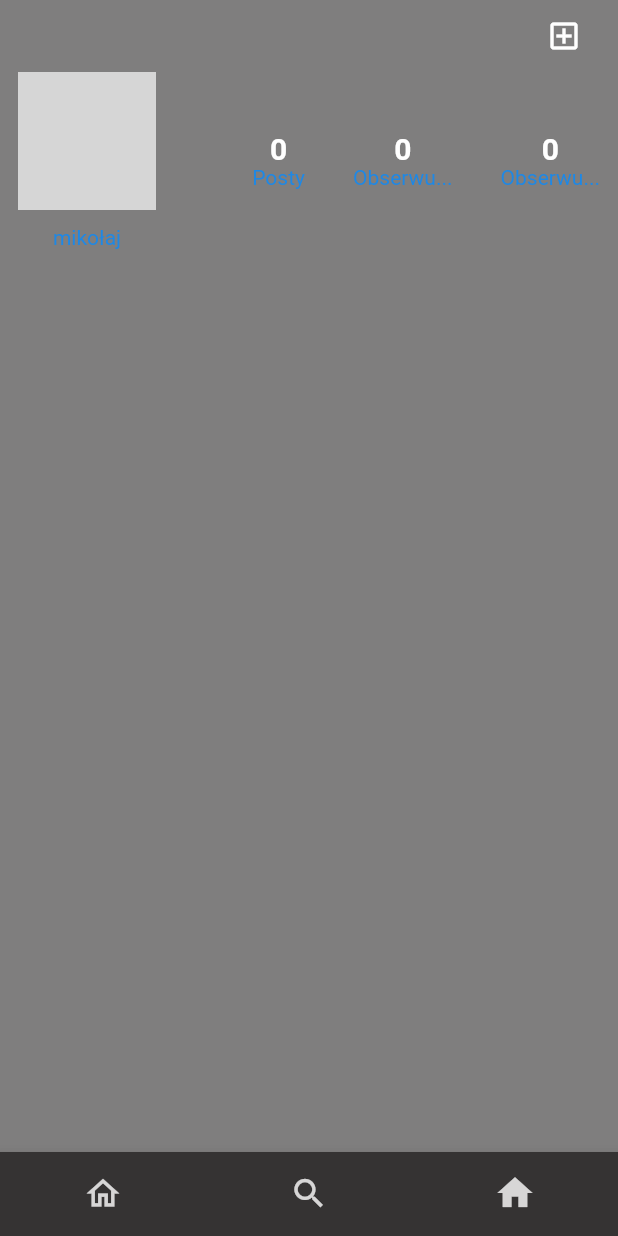
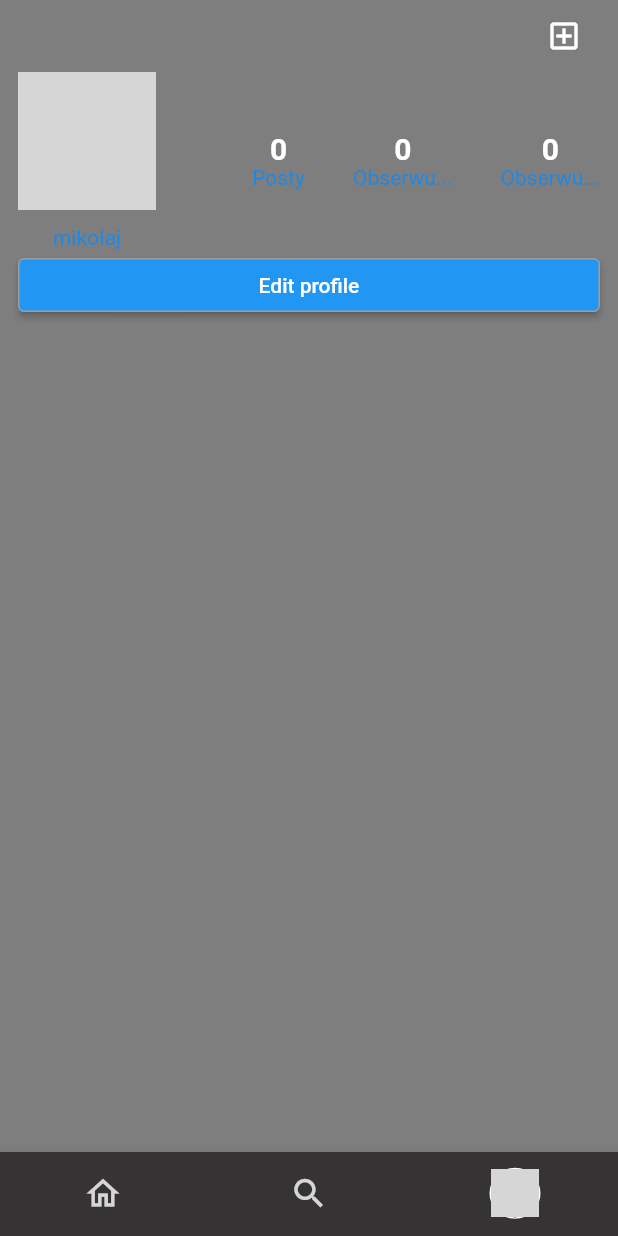
Before and after one commit to Bubizz/instagram-clone, a Flutter app: the screen it shows once a user with an empty profile is signed in, item 3 of the bottom bar chosen, on a phone screen of 412 x 824 dp. Run offline on Flutter 3.47's test engine with Material 2 defaults, Android fonts, the phone set to English and light mode, and no system bars; our stand-ins replace cloud_firestore, firebase_auth, firebase_core, flutter_svg; accounts and stored records are empty; network calls fail; grey boxes are pictures that could not be loaded.

```diff
--- a/lib/screens/authethicated/tab_switcher.dart
+++ b/lib/screens/authethicated/tab_switcher.dart
@@ -1,4 +1,6 @@
 import 'package:flutter/material.dart';
+import 'package:provider/provider.dart';
+import 'package:firebase_auth/firebase_auth.dart';
 import 'package:instagram/screens/authethicated/tabs/profile.dart';
 import 'package:instagram/screens/authethicated/tabs/search.dart';
 import 'package:instagram/screens/authethicated/tabs/welcome.dart';
@@ -43,8 +45,8 @@ class _TabSwitcherState extends State<TabSwitcher> {
           selectedFontSize: 0.0,
           unselectedFontSize: 0.0,
           backgroundColor: const Color.fromARGB(255, 53, 51, 51),
-          items: const <BottomNavigationBarItem>[
-            BottomNavigationBarItem(
+          items:  <BottomNavigationBarItem>[
+            const BottomNavigationBarItem(
               label: '',
               activeIcon: Icon(
                 Icons.home,
@@ -55,7 +57,7 @@ class _TabSwitcherState extends State<TabSwitcher> {
 
               ),
             ),
-            BottomNavigationBarItem(
+            const BottomNavigationBarItem(
               label: '',
               activeIcon: Icon(
                 Icons.search,
@@ -68,15 +70,12 @@ class _TabSwitcherState extends State<TabSwitcher> {
             ),
             BottomNavigationBarItem(
               label: '',
-              activeIcon: Icon(
-                Icons.home,
+              icon: CircleAvatar(backgroundImage: NetworkImage(Provider.of<User>(context).photoURL ?? 'https://unitycharity.com/wp-content/uploads/2015/09/wallpaper-for-facebook-profile-photo-1.jpg',),   radius: 16.0, ),
+              activeIcon: Container(
+                decoration: BoxDecoration(border: Border.all(color: Colors.white), borderRadius: const BorderRadius.all(Radius.circular(100)),),
+                child: CircleAvatar(backgroundImage: NetworkImage(Provider.of<User>(context).photoURL ?? 'https://unitycharity.com/wp-content/uploads/2015/09/wallpaper-for-facebook-profile-photo-1.jpg',),   radius: 16.0, )),
+              ),
 
-              ),
-              icon: Icon(
-                Icons.home_max_outlined,
-
-              ),
-            ),
           ],
           currentIndex: _selectedIndex,
           onTap: _onItemTapped,
--- a/lib/screens/authethicated/tabs/profile.dart
+++ b/lib/screens/authethicated/tabs/profile.dart
@@ -1,6 +1,6 @@
 import 'package:flutter/material.dart';
+import 'package:firebase_auth/firebase_auth.dart';
 import 'package:instagram/services/auth_methods.dart';
-import 'package:firebase_auth/firebase_auth.dart';
 import 'package:provider/provider.dart';
 class Profile extends StatelessWidget {
   const Profile({ Key? key }) : super(key: key);
@@ -31,22 +31,26 @@ class Profile extends StatelessWidget {
                 ],
 
               ),
-              Spacer(flex: 2,),
+              const Spacer(flex: 2,),
               Column(children: [
                 Text("0", style: Theme.of(context).textTheme.bodyLarge),
                 Text("Posty")
               ],),
-               Spacer(flex: 1,),
+               const Spacer(flex: 1,),
                Column(children: [
                 Text("0", style: Theme.of(context).textTheme.bodyLarge,),
                 Text("Obserwu...")
               ],),
-                Spacer(flex: 1,),
+                const Spacer(flex: 1,),
                Column(children: [
                 Text("0", style: Theme.of(context).textTheme.bodyLarge),
                 Text("Obserwu...")
               ],)
             ],),
+            SizedBox(
+              width: double.infinity,
+              child: ElevatedButton(onPressed: () {AuthMethods().signout();}, child: const Text("Edit profile"), style: ElevatedButton.styleFrom(side: const BorderSide(color: Colors.grey)))
+              )
 
 
 
```
Also changed, not shown: lib/screens/sing_up.dart (+16 -5 lines), lib/services/auth_methods.dart (+17 -11 lines), lib/services/db_methods.dart (+12 -5 lines).
